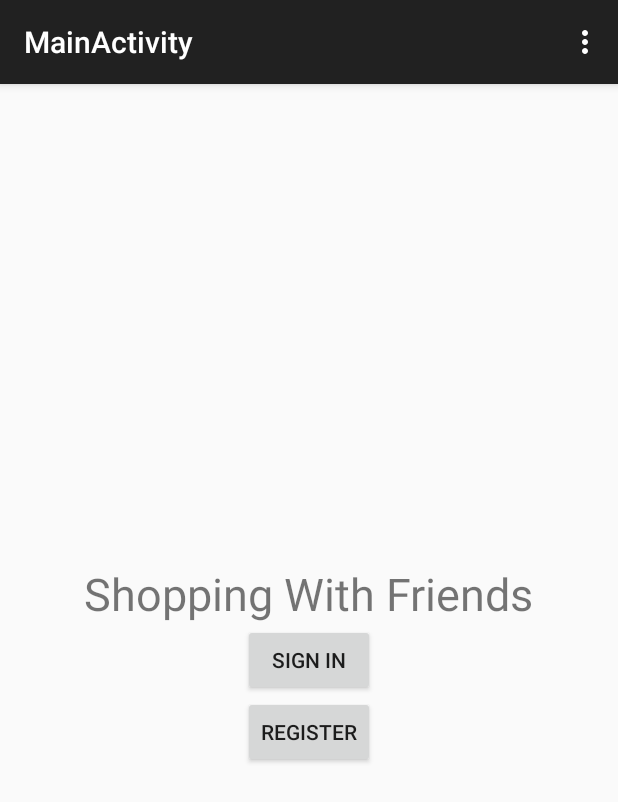
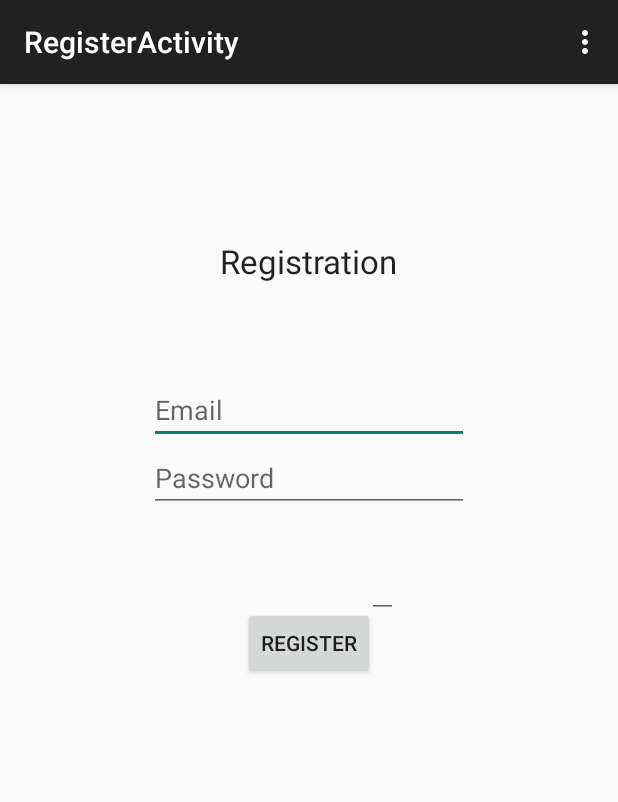
Before and after one commit to jessrosenfield/2340, an Android app: the screen it shows after launch (MainActivity before the commit, RegisterActivity after it), after a tap on "REGISTER", on a phone screen of 412 x 824 dp. Shown: the top 802 px of the screen. Run offline under Robolectric (Android 15) with nearby library versions, the phone set to English and light mode, and no system bars; libraries missing offline, so code that uses them is left out: com.firebase.client; 2 statements that could not run were skipped.

Commit message:
Finished setting up registration functionality

```diff
--- a/app/build.gradle
+++ b/app/build.gradle
@@ -11,11 +11,18 @@ android {
         versionCode 1
         versionName "1.0"
     }
+
     buildTypes {
         release {
             minifyEnabled false
             proguardFiles getDefaultProguardFile('proguard-android.txt'), 'proguard-rules.pro'
         }
+    }
+
+    packagingOptions {
+        exclude 'META-INF/LICENSE'
+        exclude 'META-INF/LICENSE-FIREBASE.txt'
+        exclude 'META-INF/NOTICE'
     }
 }
 
--- a/app/src/main/AndroidManifest.xml
+++ b/app/src/main/AndroidManifest.xml
@@ -6,6 +6,7 @@
     <uses-permission android:name="android.permission.GET_ACCOUNTS" />
     <uses-permission android:name="android.permission.READ_PROFILE" />
     <uses-permission android:name="android.permission.READ_CONTACTS" />
+    <uses-permission android:name="android.permission.INTERNET" />
 
     <application
         android:allowBackup="true"
@@ -30,6 +31,10 @@
             android:name=".ApplicationScreen"
             android:label="@string/title_activity_application_screen" >
         </activity>
+        <activity
+            android:name=".RegisterActivity"
+            android:label="@string/title_activity_register" >
+        </activity>
     </application>
 
 </manifest>
--- /dev/null
+++ b/app/src/main/java/com/gatech/objectsanddesign/shoppingwithfriends/RegisterActivity.java
@@ -0,0 +1,127 @@
+package com.gatech.objectsanddesign.shoppingwithfriends;
+
+import android.content.Intent;
+import android.support.v7.app.ActionBarActivity;
+import android.support.v4.app.Fragment;
+import android.os.Bundle;
+import android.view.KeyEvent;
+import android.view.LayoutInflater;
+import android.view.Menu;
+import android.view.MenuItem;
+import android.view.View;
+import android.view.ViewGroup;
+import android.view.inputmethod.EditorInfo;
+import android.widget.Button;
+import android.widget.EditText;
+import android.widget.TextView;
+
+import com.firebase.client.Firebase;
+import com.firebase.client.FirebaseError;
+
+public class RegisterActivity extends ActionBarActivity {
+
+    @Override
+    protected void onCreate(Bundle savedInstanceState) {
+        super.onCreate(savedInstanceState);
+        setContentView(R.layout.activity_register);
+        if (savedInstanceState == null) {
+            getSupportFragmentManager().beginTransaction()
+                    .add(R.id.container, new PlaceholderFragment())
+                    .commit();
+        }
+    }
+
+
+    @Override
+    public boolean onCreateOptionsMenu(Menu menu) {
+        // Inflate the menu; this adds items to the action bar if it is present.
+        getMenuInflater().inflate(R.menu.menu_register, menu);
+        return true;
+    }
+
+    @Override
+    public boolean onOptionsItemSelected(MenuItem item) {
+        // Handle action bar item clicks here. The action bar will
+        // automatically handle clicks on the Home/Up button, so long
+        // as you specify a parent activity in AndroidManifest.xml.
+        int id = item.getItemId();
+
+        //noinspection SimplifiableIfStatement
+        if (id == R.id.action_settings) {
+            return true;
+        }
+
+        return super.onOptionsItemSelected(item);
+    }
+
+    /**
+     * A placeholder fragment containing a simple view.
+     */
+    public static class PlaceholderFragment extends Fragment {
+        private Firebase ref;
+        private EditText mEmailView;
+        private EditText mPasswordView;
+        private Button mRegister;
+
+        public PlaceholderFragment() {
+        }
+
+        @Override
+        public View onCreateView(LayoutInflater inflater, ViewGroup container,
+                                 Bundle savedInstanceState) {
+            View rootView = inflater.inflate(R.layout.fragment_register, container, false);
+            mEmailView = (EditText) rootView.findViewById(R.id.email_input);
+            mPasswordView = (EditText) rootView.findViewById(R.id.password_input);
+            mRegister = (Button) rootView.findViewById(R.id.register_button);
+
+            mPasswordView.setOnEditorActionListener(new TextView.OnEditorActionListener() {
+                @Override
+                public boolean onEditorAction(TextView textView, int id, KeyEvent keyEvent) {
+                    if (id == R.id.login || id == EditorInfo.IME_NULL) {
+                        attemptRegister();
+                        return true;
+                    }
+                    return false;
+                }
+            });
+
+            Firebase.setAndroidContext(getActivity());
+            ref = new Firebase("https://2340.firebaseio.com");
+
+            mRegister.setOnClickListener(new View.OnClickListener() {
+
+                @Override
+                public void onClick(View v) {
+                    attemptRegister();
+                }
+            });
+            return rootView;
+        }
+
+        public void attemptRegister() {
+            final String email = mEmailView.getText().toString();
+            final String password = mPasswordView.getText().toString();
+
+            ref.createUser(email, password, new Firebase.ResultHandler() {
+
+                @Override
+                public void onSuccess() {
+                    Intent i = new Intent(getActivity(), ApplicationScreen.class);
+                    startActivity(i);
+                    getActivity().finish();
+                }
+
+                @Override
+                public void onError(FirebaseError firebaseError) {
+                    if (isAdded()) {
+                        if (firebaseError.getCode() == FirebaseError.EMAIL_TAKEN) {
+                            mEmailView.setError(getString(R.string.error_account_exists));
+                        } else {
+                            mEmailView.setError(firebaseError.getMessage());
+                        }
+                    }
+                }
+            });
+        }
+    }
+}
--- /dev/null
+++ b/app/src/main/res/layout/activity_register.xml
@@ -0,0 +1,5 @@
+<FrameLayout xmlns:android="http://schemas.android.com/apk/res/android"
+    xmlns:tools="http://schemas.android.com/tools" android:id="@+id/container"
+    android:layout_width="match_parent" android:layout_height="match_parent"
+    tools:context="com.gatech.objectsanddesign.shoppingwithfriends.RegisterActivity"
+    tools:ignore="MergeRootFrame" />
--- /dev/null
+++ b/app/src/main/res/layout/fragment_register.xml
@@ -0,0 +1,60 @@
+<RelativeLayout xmlns:android="http://schemas.android.com/apk/res/android"
+    xmlns:tools="http://schemas.android.com/tools" android:layout_width="match_parent"
+    android:layout_height="match_parent" android:paddingLeft="@dimen/activity_horizontal_margin"
+    android:paddingRight="@dimen/activity_horizontal_margin"
+    android:paddingTop="@dimen/activity_vertical_margin"
+    android:paddingBottom="@dimen/activity_vertical_margin"
+    tools:context="com.gatech.objectsanddesign.shoppingwithfriends.RegisterActivity$PlaceholderFragment"
+    android:id="@+id/q">
+
+    <TextView
+        android:layout_width="wrap_content"
+        android:layout_height="wrap_content"
+        android:textAppearance="?android:attr/textAppearanceLarge"
+        android:text="Registration"
+        android:id="@+id/register_text"
+        android:layout_alignParentTop="true"
+        android:layout_centerHorizontal="true"
+        android:layout_marginTop="87dp" />
+
+    <EditText
+        android:layout_width="wrap_content"
+        android:layout_height="wrap_content"
+        android:inputType="textEmailAddress"
+        android:ems="10"
+        android:id="@+id/email_input"
+        android:hint="Email"
+        android:layout_marginTop="62dp"
+        android:layout_below="@+id/register_text"
+        android:layout_centerHorizontal="true"
+        android:textAlignment="center" />
+
+    <EditText
+        android:layout_width="wrap_content"
+        android:layout_height="wrap_content"
+        android:inputType="textPassword"
+        android:ems="10"
+        android:id="@+id/password_input"
+        android:hint="Password"
+        android:layout_below="@+id/email_input"
+        android:layout_centerHorizontal="true"
+        android:textAlignment="center" />
+
+    <Button
+        android:layout_width="wrap_content"
+        android:layout_height="wrap_content"
+        android:text="Register"
+        android:id="@+id/register_button"
+        android:layout_marginTop="63dp"
+        android:layout_below="@+id/password_input"
+        android:layout_centerHorizontal="true" />
+
+    <EditText
+        android:layout_width="wrap_content"
+        android:layout_height="wrap_content"
+        android:id="@+id/editText"
+        android:layout_below="@+id/password_input"
+        android:layout_alignRight="@+id/register_text"
+        android:layout_alignEnd="@+id/register_text"
+        android:layout_marginTop="25dp" />
+</RelativeLayout>
--- /dev/null
+++ b/app/src/main/res/menu/menu_register.xml
@@ -0,0 +1,7 @@
+<menu xmlns:android="http://schemas.android.com/apk/res/android"
+    xmlns:app="http://schemas.android.com/apk/res-auto"
+    xmlns:tools="http://schemas.android.com/tools"
+    tools:context="com.gatech.objectsanddesign.shoppingwithfriends.RegisterActivity">
+    <item android:id="@+id/action_settings" android:title="@string/action_settings"
+        android:orderInCategory="100" app:showAsAction="never" />
+</menu>
--- a/app/src/main/res/values/strings.xml
+++ b/app/src/main/res/values/strings.xml
@@ -7,5 +7,7 @@
     <string name="action_settings">Settings</string>
     <string name="title_activity_application_screen">ApplicationScreen</string>
     <string name="welcome">Welcome to Shopping With Friends</string>
+    <string name="title_activity_register">RegisterActivity</string>
+    <string name="error_account_exists">There already exists an account under this email</string>
 
 </resources>
```
